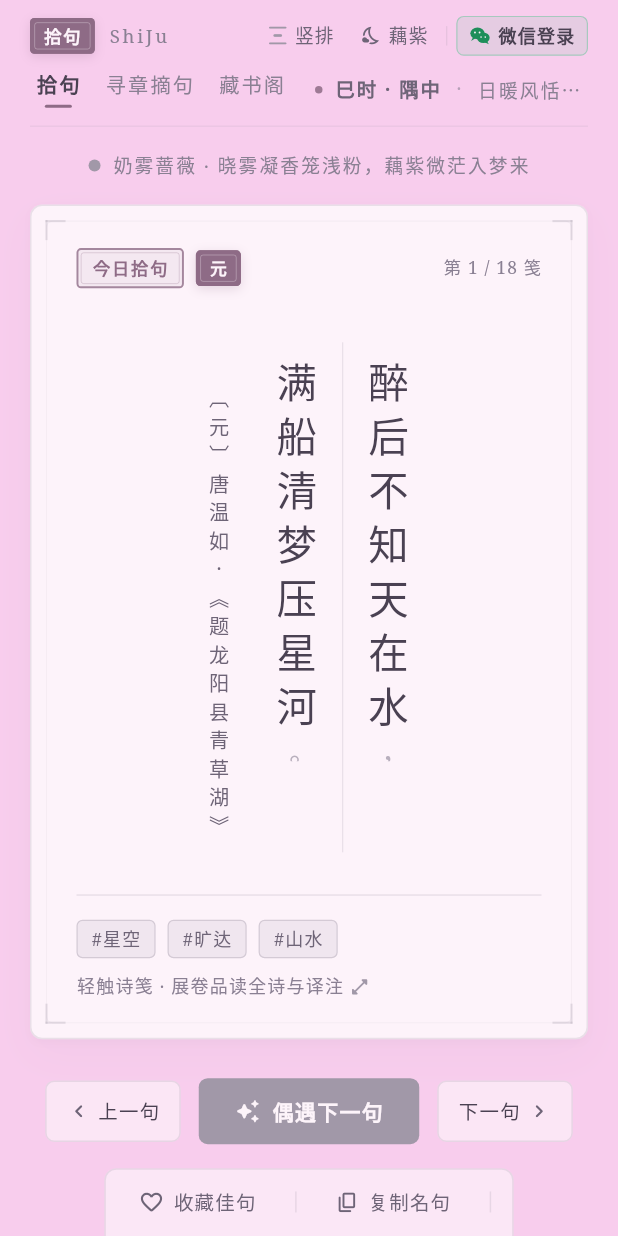
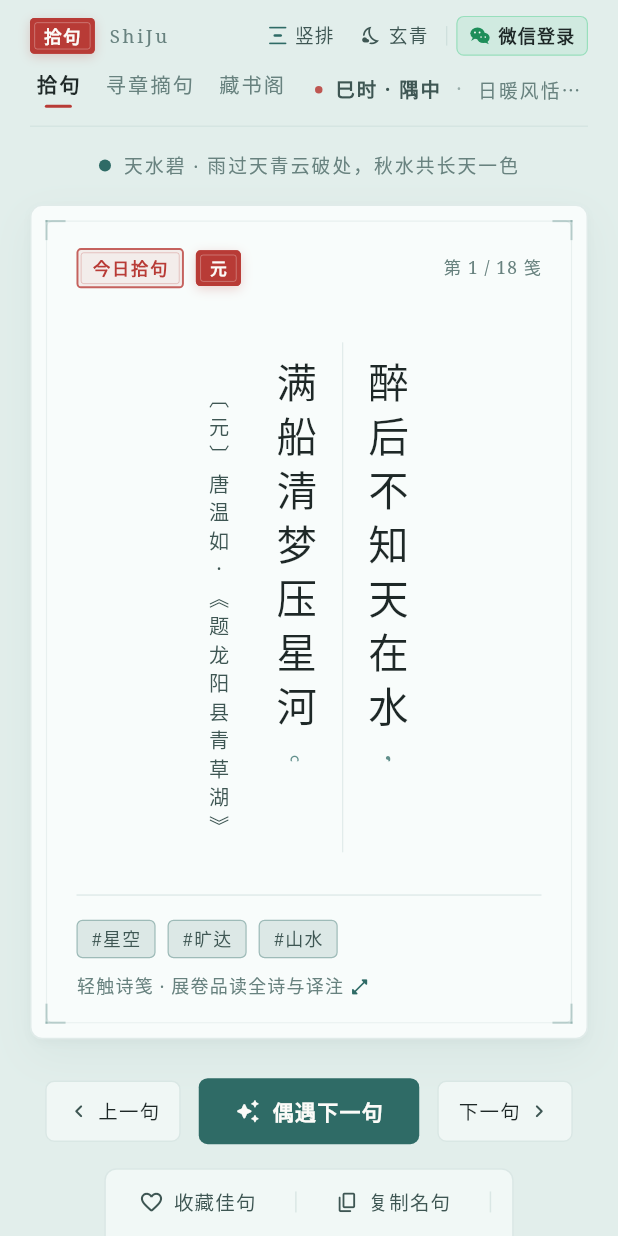
Before and after one commit to Leisure03/ShiJu, a Flutter app: the screen it shows after launch, on a phone screen of 412 x 824 dp. Run offline on Flutter 3.47's test engine with Material 3 defaults, Android fonts, the phone set to English and light mode, and no system bars; our stand-ins replace web; accounts and stored records are empty; network calls fail.

Commit message:
feat(theme): 升级宋代汝窑与古籍宣纸六色动态主题色板与朱砂印章配色

```diff
--- a/lib/ui/core/theme/traditional_palette.dart
+++ b/lib/ui/core/theme/traditional_palette.dart
@@ -1,27 +1,27 @@
 import 'package:flutter/material.dart';
 
-/// 东方美学与莫兰迪撞色主题枚举（全局统一为「奶雾蔷薇 × 雾灰藕紫」双生配色）
+/// 中国传统色动态主题枚举（宋代汝窑与古籍宣纸美学配色）
 enum PaletteType {
-  /// 宣纸白（映射至奶雾蔷薇主色板）
+  /// 宣纸白（澄心堂纸）：#F5F1E8，配徽墨字 #262421
   xuanPaper,
 
-  /// 天水碧（映射至奶雾蔷薇主色板）
+  /// 天水碧（汝窑天青）：#E2EEEB，主题深色 #2F6B66
   tianShuiBi,
 
-  /// 松花黄（映射至奶雾蔷薇主色板）
+  /// 松花黄（茗香竹露）：#F3EFE0，主题深色 #6A6436
   songHuaHuang,
 
-  /// 暮山紫（映射至奶雾蔷薇主色板）
+  /// 暮山紫（烟岚远岫）：#ECE9F2，主题深色 #53466E
   muShanZi,
 
-  /// 胭脂粉（映射至奶雾蔷薇主色板）
+  /// 胭脂粉（绛雪春桃）：#F4E8E9，主题深色 #8C434B
   yanZhiFen,
 
-  /// 雾灰藕紫（反转/夜间模式）：#A198A8 底配 #F8CDED 字
+  /// 玄青色（星河夜读）：#15191D，配月白字 #E8E4DC
   xuanQingDark,
 }
 
-/// 「奶雾蔷薇 × 雾灰藕紫」视觉色板定义
+/// 东方宋韵美学视觉色板定义
 @immutable
 class TraditionalPalette {
   const TraditionalPalette({
@@ -53,104 +53,164 @@ class TraditionalPalette {
   /// 浮层/次级容器底色
   final Color elevatedSurface;
 
-  /// 主正文颜色
+  /// 主正文墨色
   final Color inkText;
 
   /// 次级正文颜色
   final Color secondaryText;
 
-  /// 辅助题跋/时间浅色
+  /// 辅助题跋/时间浅墨色
   final Color mutedText;
 
-  /// 主题点缀色（雾灰藕紫 #A198A8 / 奶雾蔷薇 #F8CDED）
+  /// 传统色主题点缀色（按钮、高亮、雅集标签）
   final Color themeAccent;
 
-  /// 印章与高亮重点色（融入藕紫蔷薇色系）
+  /// 朱砂印章红（日间 #B83B36 / 夜间 #D4534E）
   final Color cinnabarRed;
 
-  /// 细微边框线条
+  /// 细微乌丝栏边框线条
   final Color borderLine;
 
-  /// 是否为「雾灰藕紫」反转（夜间）模式
+  /// 是否为玄青夜间模式
   final bool isDark;
 
-  /// 主题强调色按钮/标签上的反白或深色文字
+  /// 主题强调色按钮/标签上的文字颜色
   Color get onThemeAccent =>
-      isDark ? const Color(0xFF4A4152) : const Color(0xFFFDF4FA);
+      isDark ? const Color(0xFF15191D) : kXuanPaperWhite;
 
-  /// 印章/高亮实底上的文字颜色
-  Color get onCinnabar =>
-      isDark ? const Color(0xFF4A4152) : const Color(0xFFFDF4FA);
+  /// 朱砂印章/高亮实底上的文字颜色
+  Color get onCinnabar => kXuanPaperWhite;
 
-  /// 核心色值常量：奶雾蔷薇 (#F8CDED, RGB: 248, 205, 237)
-  static const Color kNaiWuQiangWei = Color(0xFFF8CDED);
+  /// 八宝印泥朱砂红常量 (#B83B36)
+  static const Color kCinnabarRed = Color(0xFFB83B36);
 
-  /// 核心色值常量：雾灰藕紫 (#A198A8, RGB: 161, 152, 168)
-  static const Color kWuHuiOuZi = Color(0xFFA198A8);
+  /// 澄心宣纸白常量 (#FCFBF8)
+  static const Color kXuanPaperWhite = Color(0xFFFCFBF8);
 
-  /// 蔷薇藕紫印章色常量（替代原朱砂红，融入整体藕紫蔷薇色系）
-  static const Color kCinnabarRed = Color(0xFF8E6B86);
+  /// 徽墨浓黑常量 (#262421)
+  static const Color kInkBlack = Color(0xFF262421);
 
-  /// 奶雾粉白常量（用于深色按钮/印章上的浅色文字）
-  static const Color kXuanPaperWhite = Color(0xFFFDF4FA);
+  /// 玄青夜色常量 (#15191D)
+  static const Color kXuanQing = Color(0xFF15191D);
 
-  /// 深雾灰藕紫墨色常量 (#4A4152)
-  static const Color kInkBlack = Color(0xFF4A4152);
+  /// 月白亮色常量 (#E8E4DC)
+  static const Color kMoonWhite = Color(0xFFE8E4DC);
 
-  /// 雾灰藕紫常量 (#A198A8)
-  static const Color kXuanQing = kWuHuiOuZi;
-
-  /// 奶雾蔷薇亮色常量 (#F8CDED)
-  static const Color kMoonWhite = kNaiWuQiangWei;
-
-  /// 日间默认主色板：奶雾蔷薇 (#F8CDED) 为主背景，雾灰藕紫 (#A198A8) 为主题点缀与次级色
-  static const TraditionalPalette naiWuQiangWei = TraditionalPalette(
-    type: PaletteType.yanZhiFen,
-    name: '奶雾蔷薇',
-    poeticDescription: '晓雾凝香笼浅粉，藕紫微茫入梦来',
-    background: kNaiWuQiangWei, // #F8CDED (RGB 248, 205, 237)
-    cardSurface: Color(0xFFFDF3FA), // 清透奶雾粉白诗笺底
-    elevatedSurface: Color(0xFFF3BEE4), // 柔雾蔷薇次级浮层
-    inkText: Color(0xFF4A4152), // 深雾灰藕紫正文色
-    secondaryText: Color(0xFF6E6477), // 中深雾灰藕紫次级文字
-    mutedText: Color(0xFF8A8093), // 柔和雾灰藕紫辅助文字
-    themeAccent: kWuHuiOuZi, // #A198A8 (RGB 161, 152, 168) 雾灰藕紫
-    cinnabarRed: Color(0xFF8E6B86), // 蔷薇藕紫印章与高亮色
-    borderLine: Color(0x38A198A8), // 雾灰藕紫细微边框线
+  /// 1. 宣纸白（澄心堂纸）：温润米白底配松烟徽墨
+  static const TraditionalPalette xuanPaper = TraditionalPalette(
+    type: PaletteType.xuanPaper,
+    name: '宣纸白',
+    poeticDescription: '澄心堂纸如玉润，松烟墨落暗香浮',
+    background: Color(0xFFF5F1E8),
+    cardSurface: Color(0xFFFCFBF8),
+    elevatedSurface: Color(0xFFECE6D9),
+    inkText: Color(0xFF262421),
+    secondaryText: Color(0xFF544F48),
+    mutedText: Color(0xFF827B70),
+    themeAccent: Color(0xFF6B5842),
+    cinnabarRed: kCinnabarRed,
+    borderLine: Color(0x1C262421),
     isDark: false,
   );
 
-  /// 夜间/反转模式色板：雾灰藕紫 (#A198A8) 为主背景，奶雾蔷薇 (#F8CDED) 为文字与点缀色
-  static const TraditionalPalette wuHuiOuZiDark = TraditionalPalette(
+  /// 2. 天水碧（汝窑天青）：雨过天青微碧底配深青墨色
+  static const TraditionalPalette tianShuiBi = TraditionalPalette(
+    type: PaletteType.tianShuiBi,
+    name: '天水碧',
+    poeticDescription: '雨过天青云破处，秋水共长天一色',
+    background: Color(0xFFE2EEEB),
+    cardSurface: Color(0xFFF8FCFB),
+    elevatedSurface: Color(0xFFD3E5E1),
+    inkText: Color(0xFF1E2827),
+    secondaryText: Color(0xFF3E5653),
+    mutedText: Color(0xFF68827F),
+    themeAccent: Color(0xFF2F6B66),
+    cinnabarRed: kCinnabarRed,
+    borderLine: Color(0x1E2F6B66),
+    isDark: false,
+  );
+
+  /// 3. 松花黄（茗香竹露）：温润古玉黄绿底配茶褐墨色
+  static const TraditionalPalette songHuaHuang = TraditionalPalette(
+    type: PaletteType.songHuaHuang,
+    name: '松花黄',
+    poeticDescription: '轻如松花落金粉，新绿微黄春意融',
+    background: Color(0xFFF3EFE0),
+    cardSurface: Color(0xFFFCFBF5),
+    elevatedSurface: Color(0xFFE8E2CC),
+    inkText: Color(0xFF28261E),
+    secondaryText: Color(0xFF57523E),
+    mutedText: Color(0xFF807A62),
+    themeAccent: Color(0xFF6A6436),
+    cinnabarRed: kCinnabarRed,
+    borderLine: Color(0x1E6A6436),
+    isDark: false,
+  );
+
+  /// 4. 暮山紫（烟岚远岫）：清透远山云岚紫配紫檀墨色
+  static const TraditionalPalette muShanZi = TraditionalPalette(
+    type: PaletteType.muShanZi,
+    name: '暮山紫',
+    poeticDescription: '潦水尽而寒潭清，烟光凝而暮山紫',
+    background: Color(0xFFECE9F2),
+    cardSurface: Color(0xFFFAF9FC),
+    elevatedSurface: Color(0xFFDFDAE9),
+    inkText: Color(0xFF25222C),
+    secondaryText: Color(0xFF4E475C),
+    mutedText: Color(0xFF787088),
+    themeAccent: Color(0xFF53466E),
+    cinnabarRed: kCinnabarRed,
+    borderLine: Color(0x1E53466E),
+    isDark: false,
+  );
+
+  /// 5. 胭脂粉（绛雪春桃）：低饱和春梅浅绛底配苏芳深色
+  static const TraditionalPalette yanZhiFen = TraditionalPalette(
+    type: PaletteType.yanZhiFen,
+    name: '胭脂粉',
+    poeticDescription: '林花谢了春红，海棠初雨凝香露',
+    background: Color(0xFFF4E8E9),
+    cardSurface: Color(0xFFFCF8F8),
+    elevatedSurface: Color(0xFFEAD9DB),
+    inkText: Color(0xFF2B2223),
+    secondaryText: Color(0xFF5E4346),
+    mutedText: Color(0xFF886A6E),
+    themeAccent: Color(0xFF8C434B),
+    cinnabarRed: kCinnabarRed,
+    borderLine: Color(0x1E8C434B),
+    isDark: false,
+  );
+
+  /// 6. 玄青色（星河夜读）：苍穹玄青底配温润月白字与碧玉点缀
+  static const TraditionalPalette xuanQingDark = TraditionalPalette(
     type: PaletteType.xuanQingDark,
-    name: '雾灰藕紫',
-    poeticDescription: '雾霭凝灰生藕紫，蔷薇一抹映清欢',
-    background: kWuHuiOuZi, // #A198A8 (RGB 161, 152, 168)
-    cardSurface: Color(0xFF887E90), // 沉静深雾灰藕紫诗笺底，衬托 #F8CDED 蔷薇字色
-    elevatedSurface: Color(0xFF7B7183), // 深藕紫次级容器底色
-    inkText: kNaiWuQiangWei, // #F8CDED (RGB 248, 205, 237) 奶雾蔷薇主文字
-    secondaryText: Color(0xFFFCE2F5), // 柔亮奶雾蔷薇次级文字
-    mutedText: Color(0xFFE6C3DC), // 浅雾蔷薇辅助文字
-    themeAccent: kNaiWuQiangWei, // #F8CDED 奶雾蔷薇主题点缀
-    cinnabarRed: kNaiWuQiangWei, // #F8CDED 奶雾蔷薇印章与高亮
-    borderLine: Color(0x3DF8CDED), // 奶雾蔷薇细微边框线
+    name: '玄青色',
+    poeticDescription: '天地玄黄月如水，星河清梦入夜阑',
+    background: Color(0xFF15191D),
+    cardSurface: Color(0xFF1E242B),
+    elevatedSurface: Color(0xFF272F38),
+    inkText: Color(0xFFE8E4DC),
+    secondaryText: Color(0xFFB4B0A8),
+    mutedText: Color(0xFF7D8288),
+    themeAccent: Color(0xFF78ABA6),
+    cinnabarRed: Color(0xFFD4534E),
+    borderLine: Color(0x1FE8E4DC),
     isDark: true,
   );
 
-  // 保持原有静态属性引用兼容，全局统一指向「奶雾蔷薇 × 雾灰藕紫」配色
-  static const TraditionalPalette xuanPaper = naiWuQiangWei;
-  static const TraditionalPalette tianShuiBi = naiWuQiangWei;
-  static const TraditionalPalette songHuaHuang = naiWuQiangWei;
-  static const TraditionalPalette muShanZi = naiWuQiangWei;
-  static const TraditionalPalette yanZhiFen = naiWuQiangWei;
-  static const TraditionalPalette xuanQingDark = wuHuiOuZiDark;
-
-  /// 根据枚举与反转/夜间模式获取对应色板（全局统一使用奶雾蔷薇与雾灰藕紫）
+  /// 根据枚举与夜间模式获取对应色板
   static TraditionalPalette resolve(PaletteType type, {bool isDarkMode = false}) {
     if (isDarkMode || type == PaletteType.xuanQingDark) {
-      return wuHuiOuZiDark;
+      return xuanQingDark;
     }
-    return naiWuQiangWei;
+    return switch (type) {
+      PaletteType.xuanPaper => xuanPaper,
+      PaletteType.tianShuiBi => tianShuiBi,
+      PaletteType.songHuaHuang => songHuaHuang,
+      PaletteType.muShanZi => muShanZi,
+      PaletteType.yanZhiFen => yanZhiFen,
+      PaletteType.xuanQingDark => xuanQingDark,
+    };
   }
 
   /// 支持在 TweenAnimationBuilder 中进行 700ms 颜色线性插值
--- a/lib/ui/core/widgets/cinnabar_seal.dart
+++ b/lib/ui/core/widgets/cinnabar_seal.dart
@@ -34,11 +34,9 @@ class CinnabarSeal extends StatelessWidget {
   Widget build(BuildContext context) {
     final bool isDark = Theme.of(context).brightness == Brightness.dark;
     final Color cinnabar = isDark
-        ? TraditionalPalette.kNaiWuQiangWei
+        ? const Color(0xFFD4534E)
         : TraditionalPalette.kCinnabarRed;
-    final Color onSealText = isDark
-        ? TraditionalPalette.kInkBlack
-        : TraditionalPalette.kXuanPaperWhite;
+    const Color onSealText = TraditionalPalette.kXuanPaperWhite;
 
     final bool isYin = style == SealStyle.yin;
     final Color bgColor =
--- a/lib/ui/features/home/views/home_view.dart
+++ b/lib/ui/features/home/views/home_view.dart
@@ -83,7 +83,7 @@ class _HomeViewState extends State<HomeView>
       SnackBar(
         content: Text(
           isNowFav
-              ? '蔷薇落印 · 已将《${poem.title}》收入藏书阁'
+              ? '朱砂落印 · 已将《${poem.title}》收入藏书阁'
               : '已从藏书阁移除《${poem.title}》',
           style: AppTypography.label(TraditionalPalette.kXuanPaperWhite),
         ),
--- a/lib/ui/features/pipeline/views/jenkins_pipeline_view.dart
+++ b/lib/ui/features/pipeline/views/jenkins_pipeline_view.dart
@@ -1292,7 +1292,7 @@ class _JenkinsPipelineViewState extends State<JenkinsPipelineView> {
         'time': '0.012s',
       },
       <String, String>{
-        'name': '拾句 (ShiJu) 核心领域与工具测试 · 奶雾蔷薇与雾灰藕紫双生色板解析准确',
+        'name': '拾句 (ShiJu) 核心领域与工具测试 · 中国传统色色板解析与玄青夜间模式覆盖准确',
         'time': '0.003s',
       },
       <String, String>{
--- a/lib/ui/features/shiju_app_shell.dart
+++ b/lib/ui/features/shiju_app_shell.dart
@@ -252,9 +252,9 @@ class _ShiJuAppShellState extends State<ShiJuAppShell> {
                   ),
                   const SizedBox(width: 6),
 
-                  // 极简双生配色切换：雾灰藕紫 / 奶雾蔷薇
+                  // 极简日夜切换：玄青夜间 / 日间传统色
                   Tooltip(
-                    message: isDark ? '切换为奶雾蔷薇配色' : '切换为雾灰藕紫配色',
+                    message: isDark ? '切换为日间传统色' : '切换为玄青夜间模式',
                     child: InkWell(
                       key: const Key('toggle_dark_mode_button'),
                       onTap: widget.viewModel.toggleDarkMode,
@@ -273,12 +273,12 @@ class _ShiJuAppShellState extends State<ShiJuAppShell> {
                                   : Icons.nights_stay_outlined,
                               size: 14,
                               color: isDark
-                                  ? TraditionalPalette.kNaiWuQiangWei
+                                  ? TraditionalPalette.kMoonWhite
                                   : palette.secondaryText,
                             ),
                             const SizedBox(width: 4),
                             Text(
-                              isDark ? '蔷薇' : '藕紫',
+                              isDark ? '日间' : '玄青',
                               style: AppTypography.label(
                                 palette.secondaryText,
                                 fontSize: 12.5,
```
Also changed, not shown: 11 other files.
